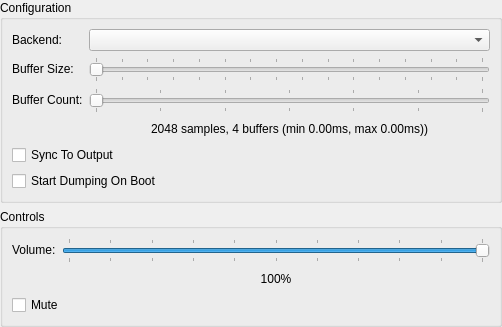
Qt form src/duckstation-qt/audiosettingswidget.ui (kofxi3584karlayang/duckstation) before a commit.
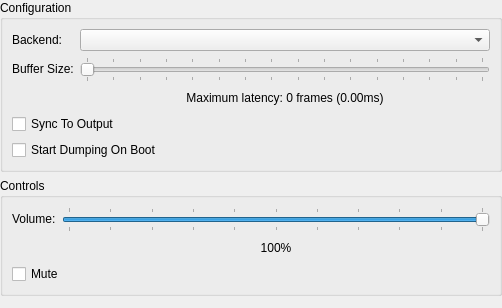
The same form after that commit.

Commit message:
AudioStream: Replace buffer queue with ring buffer
Should achieve a decent overall minimum latency reduction.

Diff of the .ui file:
```diff
--- a/src/duckstation-qt/audiosettingswidget.ui
+++ b/src/duckstation-qt/audiosettingswidget.ui
@@ -74,7 +74,7 @@
         </property>
        </widget>
       </item>
-      <item row="3" column="0">
+      <item row="2" column="0">
        <spacer name="horizontalSpacer">
         <property name="orientation">
          <enum>Qt::Horizontal</enum>
@@ -87,59 +87,30 @@
         </property>
        </spacer>
       </item>
-      <item row="3" column="1">
+      <item row="2" column="1">
        <widget class="QLabel" name="bufferingLabel">
         <property name="text">
-         <string>2048 samples, 4 buffers (min 0.00ms, max 0.00ms))</string>
+         <string>Maximum latency: 0 frames (0.00ms)</string>
         </property>
         <property name="alignment">
          <set>Qt::AlignCenter</set>
         </property>
        </widget>
       </item>
-      <item row="4" column="0" colspan="2">
+      <item row="3" column="0" colspan="2">
        <widget class="QCheckBox" name="syncToOutput">
         <property name="text">
          <string>Sync To Output</string>
         </property>
        </widget>
       </item>
-      <item row="5" column="0" colspan="2">
+      <item row="4" column="0" colspan="2">
        <widget class="QCheckBox" name="startDumpingOnBoot">
         <property name="text">
          <string>Start Dumping On Boot</string>
         </property>
        </widget>
       </item>
-      <item row="2" column="0">
-       <widget class="QLabel" name="label_4">
-        <property name="text">
-         <string>Buffer Count:</string>
-        </property>
-       </widget>
-      </item>
-      <item row="2" column="1">
-       <widget class="QSlider" name="bufferCount">
-        <property name="minimum">
-         <number>2</number>
-        </property>
-        <property name="maximum">
-         <number>8</number>
-        </property>
-        <property name="pageStep">
-         <number>1</number>
-        </property>
-        <property name="orientation">
-         <enum>Qt::Horizontal</enum>
-        </property>
-        <property name="tickPosition">
-         <enum>QSlider::TicksBothSides</enum>
-        </property>
-        <property name="tickInterval">
-         <number>1</number>
-        </property>
-       </widget>
-      </item>
      </layout>
     </widget>
    </item>
```
The commit also changes 15 other files.
